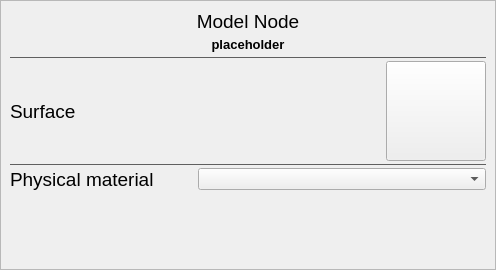
This is code/qttoolkit/contentbrowser/ui/modelnodeinfowidget.ui in gscept/nebula-trifid as Qt 5 draws it before an edit. The edited form follows.
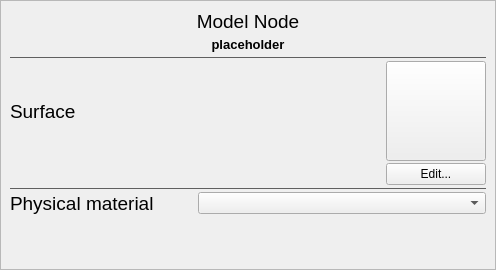
This is the edited form.

```diff
--- a/code/qttoolkit/contentbrowser/ui/modelnodeinfowidget.ui
+++ b/code/qttoolkit/contentbrowser/ui/modelnodeinfowidget.ui
@@ -159,7 +159,7 @@
      </property>
     </widget>
    </item>
-   <item row="6" column="0" colspan="3">
+   <item row="7" column="0" colspan="3">
     <spacer name="verticalSpacer">
      <property name="orientation">
       <enum>Qt::Vertical</enum>
@@ -191,7 +191,7 @@
      </property>
     </widget>
    </item>
-   <item row="4" column="0" colspan="3">
+   <item row="5" column="0" colspan="3">
     <widget class="Line" name="line_2">
      <property name="styleSheet">
       <string notr="true">QFrame{ color:rgb(95, 95, 95); }</string>
@@ -204,7 +204,7 @@
      </property>
     </widget>
    </item>
-   <item row="5" column="0">
+   <item row="6" column="0">
     <widget class="QLabel" name="label_3">
      <property name="font">
       <font>
@@ -217,9 +217,16 @@
      </property>
     </widget>
    </item>
-   <item row="5" column="1" colspan="2">
+   <item row="6" column="1" colspan="2">
     <widget class="QComboBox" name="physicsMaterialBox"/>
    </item>
+   <item row="4" column="2">
+    <widget class="QPushButton" name="pushButton">
+     <property name="text">
+      <string>Edit...</string>
+     </property>
+    </widget>
+   </item>
   </layout>
  </widget>
  <resources/>
```
